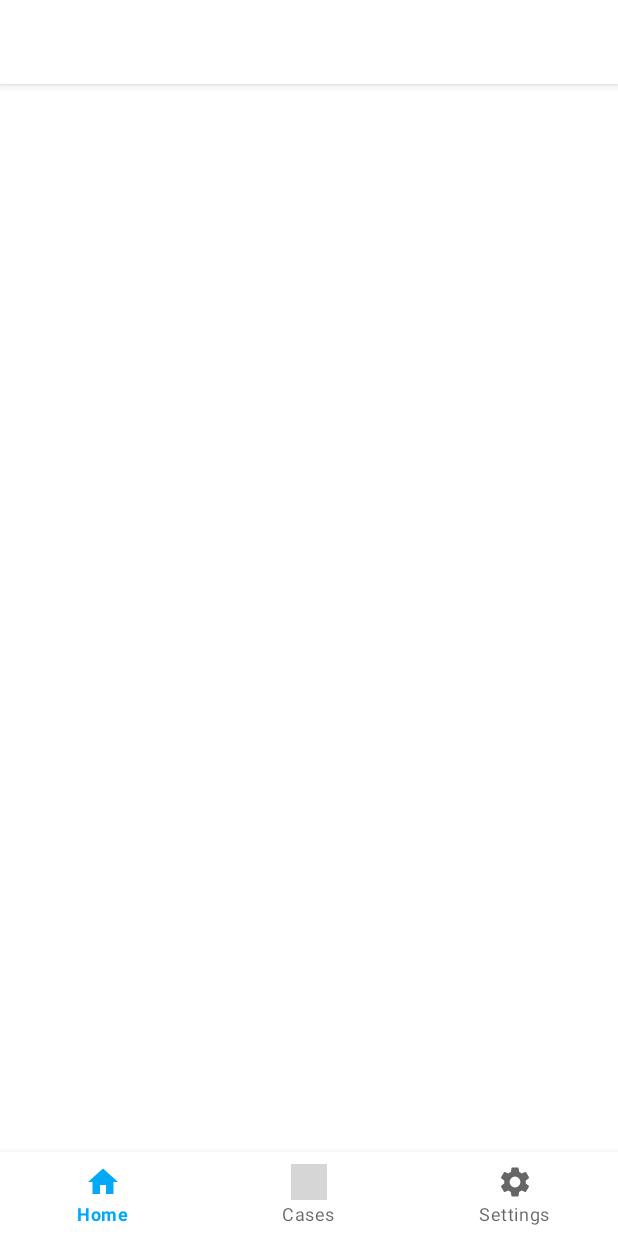
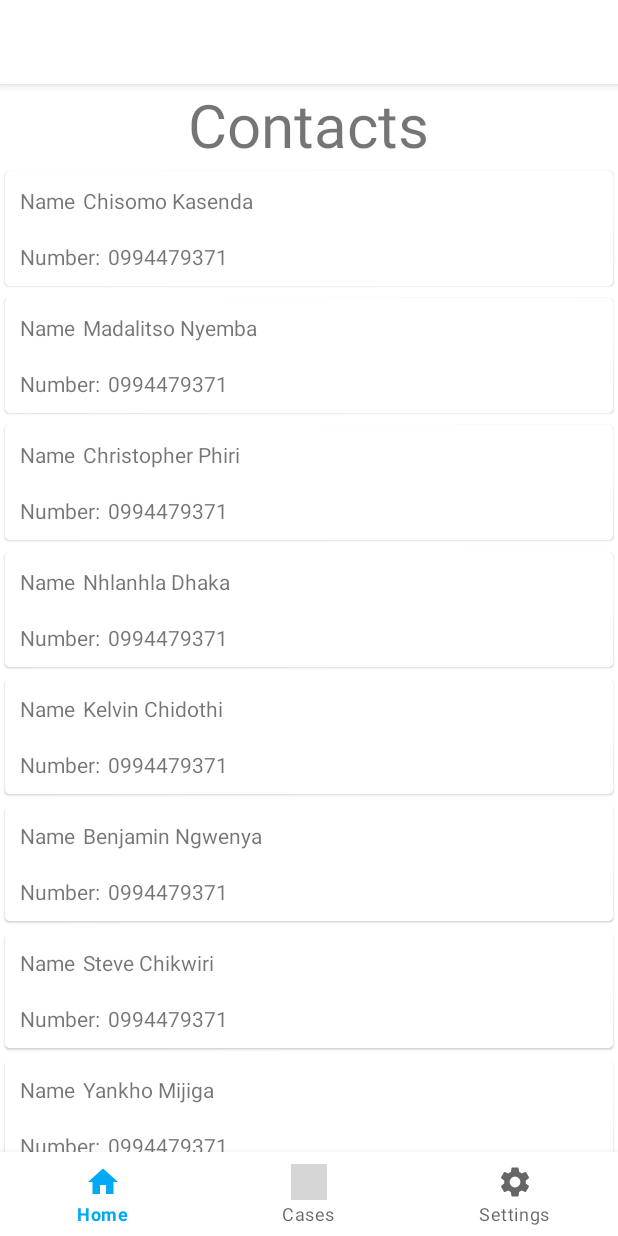
Before and after one commit to sevenreup/health-covid-android, an Android app: the ContactTraceFragment screen opened through its navigation route, on a phone screen of 412 x 824 dp. Run offline under Robolectric (Android 15) with nearby library versions, the phone set to English and light mode, and no system bars; our stand-ins replace navigation-ui; libraries missing offline, so code that uses them is left out: com.airbnb.epoxy; 6 statements that could not run were skipped; grey boxes are pictures that could not be loaded.

Commit message:
recyclerview

```diff
--- a/app/src/main/java/com/skybox/seven/covid/ui/adapters/contactAdapter.java
+++ b/app/src/main/java/com/skybox/seven/covid/ui/adapters/contactAdapter.java
@@ -1,6 +1,7 @@
 package com.skybox.seven.covid.ui.adapters;
 
 import android.content.Context;
+import android.util.Log;
 import android.view.LayoutInflater;
 import android.view.View;
 import android.view.ViewGroup;
@@ -13,12 +14,11 @@ import com.skybox.seven.covid.R;
 import java.util.ArrayList;
 
 public class contactAdapter extends RecyclerView.Adapter<ContactHolder> {
-    Context context;
     ArrayList<ContactModel> models;
 
-    public contactAdapter(Context context, ArrayList<ContactModel> models) {
-        this.context = context;
+    public contactAdapter(ArrayList<ContactModel> models) {
         this.models = models;
+        Log.e("err", models.toString());
     }
 
     @NonNull
@@ -32,7 +32,8 @@ public class contactAdapter extends RecyclerView.Adapter<ContactHolder> {
     @Override
     public void onBindViewHolder(@NonNull ContactHolder holder, int position) {
         holder.contName.setText(models.get(position).getName());
-        holder.contNumber.setText(models.get(position).getName());
+        holder.contNumber.setText(models.get(position).getPhone());
+        Log.e("Big error", "Should not be here");
     }
 
 
--- a/app/src/main/java/com/skybox/seven/covid/ui/fragment/main/ContactTraceFragment.java
+++ b/app/src/main/java/com/skybox/seven/covid/ui/fragment/main/ContactTraceFragment.java
@@ -22,8 +22,8 @@ import java.util.ArrayList;
  */
 public class ContactTraceFragment extends Fragment {
     private RecyclerView recyclerView;
-    private RecyclerView.Adapter ContactAdapter;
-    private RecyclerView.LayoutManager layoutManager;
+    private contactAdapter ContactAdapter;
+    private LinearLayoutManager layoutManager;
 
     public ContactTraceFragment() {
         // Required empty public constructor
@@ -36,9 +36,9 @@ public class ContactTraceFragment extends Fragment {
         // Inflate the layout for this fragment
         View v = inflater.inflate(R.layout.fragment_contact_trace2, container, false);
         recyclerView = v.findViewById(R.id.contactRecyclerView);
-        recyclerView.setHasFixedSize(true);
-        layoutManager = new LinearLayoutManager(getContext());
-        ContactAdapter = new contactAdapter(getContext(), getMyContacts());
+        layoutManager = new LinearLayoutManager(getContext(), LinearLayoutManager.VERTICAL, false);
+        ContactAdapter = new contactAdapter(getMyContacts());
+        recyclerView.setLayoutManager(layoutManager);
         recyclerView.setAdapter(ContactAdapter);
 
    return v; }
@@ -52,42 +52,42 @@ public class ContactTraceFragment extends Fragment {
         models.add(m);
 
         m = new ContactModel();
-        m.setName("Chisomo Kasenda");
+        m.setName("Madalitso Nyemba");
         m.setPhone("0994479371");
         models.add(m);
 
         m = new ContactModel();
-        m.setName("Chisomo Kasenda");
+        m.setName("Christopher Phiri");
         m.setPhone("0994479371");
         models.add(m);
 
         m = new ContactModel();
-        m.setName("Chisomo Kasenda");
+        m.setName("Nhlanhla Dhaka");
         m.setPhone("0994479371");
         models.add(m);
 
         m = new ContactModel();
-        m.setName("Chisomo Kasenda");
+        m.setName("Kelvin Chidothi");
         m.setPhone("0994479371");
         models.add(m);
 
         m = new ContactModel();
-        m.setName("Chisomo Kasenda");
+        m.setName("Benjamin Ngwenya");
         m.setPhone("0994479371");
         models.add(m);
 
         m = new ContactModel();
-        m.setName("Chisomo Kasenda");
+        m.setName("Steve Chikwiri");
         m.setPhone("0994479371");
         models.add(m);
 
         m = new ContactModel();
-        m.setName("Chisomo Kasenda");
+        m.setName("Yankho Mijiga");
         m.setPhone("0994479371");
         models.add(m);
 
         m = new ContactModel();
-        m.setName("Chisomo Kasenda");
+        m.setName("Bryan Malunje");
         m.setPhone("0994479371");
         models.add(m);
 
--- a/app/src/main/java/com/skybox/seven/covid/ui/fragment/main/HomeFragment.java
+++ b/app/src/main/java/com/skybox/seven/covid/ui/fragment/main/HomeFragment.java
@@ -65,9 +65,9 @@ public class HomeFragment extends Fragment {
         menuItems.add(new MenuItem(R.drawable.ic_user, R.string.menu_health_tips, R.id.healthFragment));
         menuItems.add(new MenuItem(R.drawable.ic_worlds, R.string.menu_mythbusters, R.id.healthFragment));
         menuItems.add(new MenuItem(R.drawable.ic_test, R.string.menu_self_test, R.id.healthFragment));
-        menuItems.add(new MenuItem(R.drawable.ic_team, R.string.menu_news, R.id.healthFragment));
+        menuItems.add(new MenuItem(R.drawable.ic_newspaper, R.string.menu_news, R.id.healthFragment));
         menuItems.add(new MenuItem(R.drawable.ic_history, R.string.menu_qna, R.id.healthFragment));
-        menuItems.add(new MenuItem(R.drawable.ic_newspaper, R.string.menu_contacts, R.id.healthFragment));
+        menuItems.add(new MenuItem(R.drawable.ic_team, R.string.menu_contacts, R.id.contactTraceFragment2));
         return menuItems;
     }
 
--- a/app/src/main/res/layout/fragment_contact_trace2.xml
+++ b/app/src/main/res/layout/fragment_contact_trace2.xml
@@ -1,14 +1,32 @@
 <?xml version="1.0" encoding="utf-8"?>
-<LinearLayout xmlns:android="http://schemas.android.com/apk/res/android"
+<RelativeLayout xmlns:android="http://schemas.android.com/apk/res/android"
+    xmlns:app="http://schemas.android.com/apk/res-auto"
     xmlns:tools="http://schemas.android.com/tools"
     android:layout_width="match_parent"
     android:layout_height="match_parent"
-    tools:context=".ui.fragment.main.ContactTraceFragment">
+   >
 
+    <TextView
+        android:id="@+id/t1"
+        android:layout_width="wrap_content"
+        android:layout_height="wrap_content"
+        android:text="Contacts"
+        android:textSize="40sp"
+        android:layout_centerHorizontal="true"/>
 
     <androidx.recyclerview.widget.RecyclerView
         android:id="@+id/contactRecyclerView"
         android:layout_width="match_parent"
         android:layout_height="match_parent"
-        android:scrollbars="vertical"/>
-</LinearLayout>
+        android:layout_below="@id/t1" />
+
+    <Button
+        android:id="@+id/button"
+        android:layout_below="@+id/contactRecyclerView"
+        android:layout_width="wrap_content"
+        android:layout_height="wrap_content"
+        android:text="Button"
+        android:layout_centerHorizontal="true"/>
+
+
+</RelativeLayout>
--- a/app/src/main/res/layout/row.xml
+++ b/app/src/main/res/layout/row.xml
@@ -10,7 +10,7 @@
     <RelativeLayout
         android:layout_width="match_parent"
         android:layout_height="wrap_content"
-        android:padding="16dp">
+        android:padding="10dp">
 
         <TextView
             android:layout_width="wrap_content"
@@ -18,27 +18,31 @@
             android:id="@+id/nam"
             android:text="Name"
             android:layout_marginRight="5dp"/>
+
         <TextView
+            android:id="@+id/ContName"
+            android:layout_width="match_parent"
+            android:layout_height="wrap_content"
+            android:layout_toRightOf="@+id/nam"
+            android:text="sadvlhchnk" />
+
+        <TextView
+            android:id="@+id/num"
             android:layout_width="wrap_content"
             android:layout_height="wrap_content"
-            android:id="@+id/ContName"
-            android:layout_alignRight="@+id/nam"
-            android:layout_alignEnd="@+id/nam" />
+            android:layout_below="@+id/nam"
+            android:layout_marginTop="18dp"
+            android:layout_marginRight="5dp"
+            android:text="Number:" />
 
         <TextView
-            android:layout_width="wrap_content"
+            android:id="@+id/ContNumber"
+            android:layout_width="match_parent"
             android:layout_height="wrap_content"
-            android:id="@+id/num"
-            android:layout_below="@+id/nam"
-            android:text="Number:"
-            android:layout_marginRight="5dp"/>
-
-        <TextView
-            android:layout_width="wrap_content"
-            android:layout_height="wrap_content"
-            android:id="@+id/ContNumber"
-            android:layout_alignEnd="@+id/num"
-            android:layout_alignRight="@+id/num" />
+            android:layout_below="@+id/ContName"
+            android:layout_toRightOf="@+id/num"
+            android:layout_marginTop="18dp"
+            android:text="acndkanjbdjkvnsdk" />
 
     </RelativeLayout>
 
--- a/app/src/main/res/navigation/main_navigation.xml
+++ b/app/src/main/res/navigation/main_navigation.xml
@@ -14,9 +14,6 @@
             android:id="@+id/action_homeFragment_to_settingsFragment"
             app:destination="@id/settingsFragment" />
         <action
-            android:id="@+id/action_homeFragment_to_contactTraceFragment"
-            app:destination="@id/contactTraceFragment" />
-        <action
             android:id="@+id/action_homeFragment_to_qanAFragment"
             app:destination="@id/qanAFragment" />
         <action
@@ -31,6 +28,9 @@
         <action
             android:id="@+id/action_homeFragment_to_casesFragment"
             app:destination="@id/casesFragment" />
+        <action
+            android:id="@+id/action_homeFragment_to_contactTraceFragment2"
+            app:destination="@id/contactTraceFragment2" />
     </fragment>
     <fragment
         android:id="@+id/settingsFragment"
```
